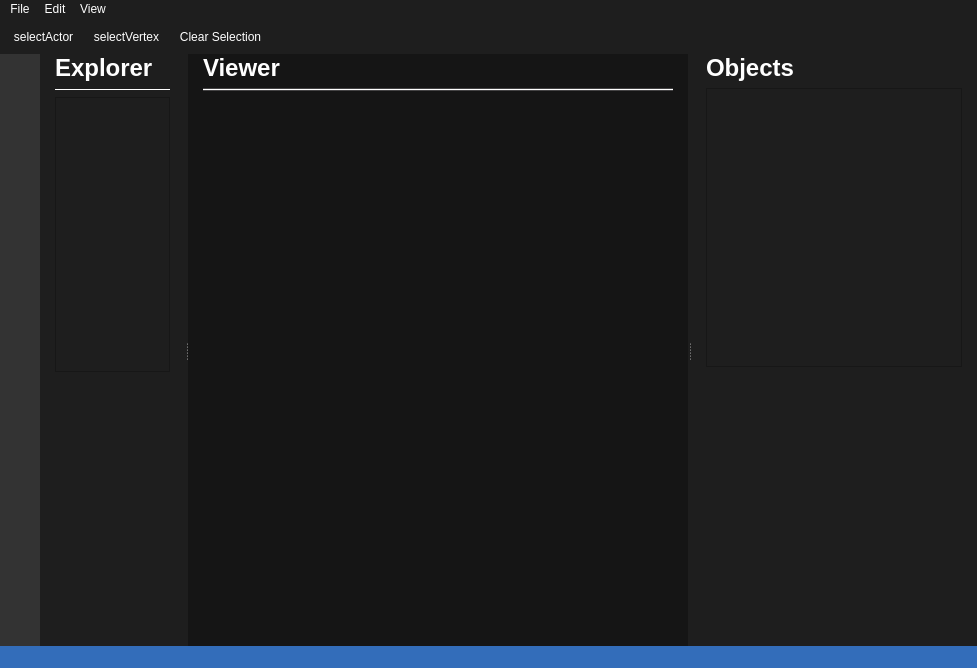
Qt form viewer_gui.ui (danieljiang520/UMTRI_3DGUI) before a commit.
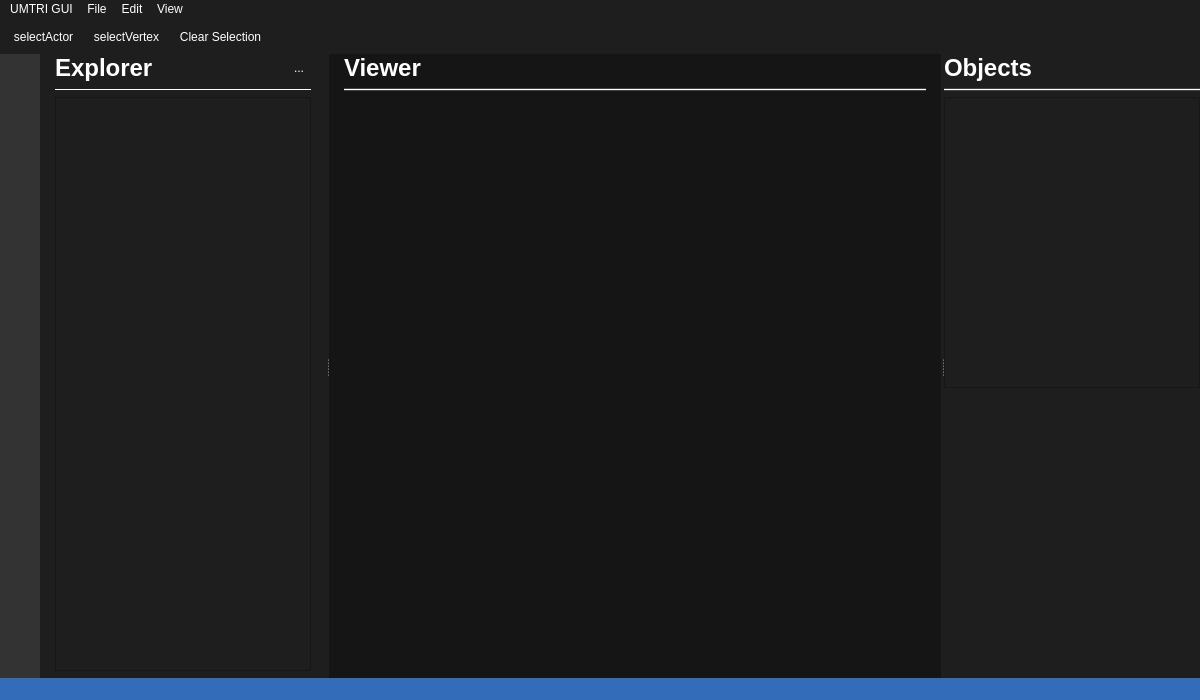
The same form after that commit. Icons and pictures are not drawn.

Commit message: not finished

```diff
--- a/viewer_gui.ui
+++ b/viewer_gui.ui
@@ -6,8 +6,8 @@
    <rect>
     <x>0</x>
     <y>0</y>
-    <width>977</width>
-    <height>668</height>
+    <width>1200</width>
+    <height>700</height>
    </rect>
   </property>
   <property name="font">
@@ -227,6 +227,12 @@
        <bool>true</bool>
       </property>
       <widget class="QWidget" name="panel_left" native="true">
+       <property name="sizePolicy">
+        <sizepolicy hsizetype="Expanding" vsizetype="Preferred">
+         <horstretch>0</horstretch>
+         <verstretch>0</verstretch>
+        </sizepolicy>
+       </property>
        <layout class="QVBoxLayout" name="layout_left">
         <property name="leftMargin">
          <number>15</number>
@@ -235,22 +241,48 @@
          <number>15</number>
         </property>
         <item>
-         <widget class="QLabel" name="label">
-          <property name="font">
-           <font>
-            <family>Arial</family>
-            <pointsize>18</pointsize>
-            <weight>75</weight>
-            <bold>true</bold>
-           </font>
-          </property>
-          <property name="text">
-           <string>Explorer</string>
-          </property>
-         </widget>
+         <layout class="QHBoxLayout" name="horizontalLayout_2">
+          <item>
+           <widget class="QLabel" name="label_explorer">
+            <property name="sizePolicy">
+             <sizepolicy hsizetype="Expanding" vsizetype="Preferred">
+              <horstretch>0</horstretch>
+              <verstretch>0</verstretch>
+             </sizepolicy>
+            </property>
+            <property name="font">
+             <font>
+              <family>Arial</family>
+              <pointsize>18</pointsize>
+              <weight>75</weight>
+              <bold>true</bold>
+             </font>
+            </property>
+            <property name="text">
+             <string>Explorer</string>
+            </property>
+           </widget>
+          </item>
+          <item>
+           <widget class="QToolButton" name="toolButton_explorer">
+            <property name="text">
+             <string>...</string>
+            </property>
+            <property name="autoRaise">
+             <bool>true</bool>
+            </property>
+           </widget>
+          </item>
+         </layout>
         </item>
         <item>
-         <widget class="Line" name="line_topLeft">
+         <widget class="Line" name="line_panelLeft">
+          <property name="sizePolicy">
+           <sizepolicy hsizetype="Expanding" vsizetype="Fixed">
+            <horstretch>0</horstretch>
+            <verstretch>0</verstretch>
+           </sizepolicy>
+          </property>
           <property name="frameShadow">
            <enum>QFrame::Plain</enum>
           </property>
@@ -280,17 +312,17 @@
           <property name="sizeType">
            <enum>QSizePolicy::Expanding</enum>
           </property>
-          <property name="sizeHint" stdset="0">
-           <size>
-            <width>20</width>
-            <height>34</height>
-           </size>
-          </property>
          </spacer>
         </item>
        </layout>
       </widget>
       <widget class="QWidget" name="panel_mid" native="true">
+       <property name="sizePolicy">
+        <sizepolicy hsizetype="Expanding" vsizetype="Preferred">
+         <horstretch>1</horstretch>
+         <verstretch>0</verstretch>
+        </sizepolicy>
+       </property>
        <property name="minimumSize">
         <size>
          <width>500</width>
@@ -309,6 +341,12 @@
         </property>
         <item>
          <widget class="QLabel" name="label_viewer">
+          <property name="sizePolicy">
+           <sizepolicy hsizetype="Expanding" vsizetype="Preferred">
+            <horstretch>0</horstretch>
+            <verstretch>0</verstretch>
+           </sizepolicy>
+          </property>
           <property name="font">
            <font>
             <family>Arial</family>
@@ -336,6 +374,12 @@
         </item>
         <item>
          <widget class="Line" name="line_bottomLeft">
+          <property name="sizePolicy">
+           <sizepolicy hsizetype="Expanding" vsizetype="Fixed">
+            <horstretch>0</horstretch>
+            <verstretch>0</verstretch>
+           </sizepolicy>
+          </property>
           <property name="styleSheet">
            <string notr="true">background-color: rgb(68, 67, 68);</string>
           </property>
@@ -352,6 +396,12 @@
         </item>
         <item>
          <widget class="QSplitter" name="splitter_viewer">
+          <property name="sizePolicy">
+           <sizepolicy hsizetype="Expanding" vsizetype="Expanding">
+            <horstretch>0</horstretch>
+            <verstretch>0</verstretch>
+           </sizepolicy>
+          </property>
           <property name="styleSheet">
            <string notr="true">QSplitterHandle:hover {
 
@@ -371,18 +421,12 @@
       </widget>
       <widget class="QWidget" name="panel_right" native="true">
        <property name="sizePolicy">
-        <sizepolicy hsizetype="Fixed" vsizetype="Preferred">
+        <sizepolicy hsizetype="Expanding" vsizetype="Preferred">
          <horstretch>0</horstretch>
          <verstretch>0</verstretch>
         </sizepolicy>
        </property>
        <layout class="QVBoxLayout" name="verticalLayout">
-        <property name="leftMargin">
-         <number>15</number>
-        </property>
-        <property name="rightMargin">
-         <number>15</number>
-        </property>
         <item>
          <widget class="QLabel" name="label_activityMonitor">
           <property name="sizePolicy">
@@ -407,6 +451,28 @@
           </property>
          </widget>
         </item>
+        <item>
+         <widget class="Line" name="line_bottomLeft_2">
+          <property name="sizePolicy">
+           <sizepolicy hsizetype="Expanding" vsizetype="Fixed">
+            <horstretch>0</horstretch>
+            <verstretch>0</verstretch>
+           </sizepolicy>
+          </property>
+          <property name="styleSheet">
+           <string notr="true">background-color: rgb(68, 67, 68);</string>
+          </property>
+          <property name="frameShadow">
+           <enum>QFrame::Plain</enum>
+          </property>
+          <property name="lineWidth">
+           <number>1</number>
+          </property>
+          <property name="orientation">
+           <enum>Qt::Horizontal</enum>
+          </property>
+         </widget>
+        </item>
         <item>
          <widget class="QTreeView" name="treeView_projects">
           <property name="dragEnabled">
@@ -490,7 +556,7 @@
     <rect>
      <x>0</x>
      <y>0</y>
-     <width>977</width>
+     <width>1200</width>
      <height>21</height>
     </rect>
    </property>
@@ -522,6 +588,14 @@
     </property>
     <addaction name="actionExplorer"/>
    </widget>
+   <widget class="QMenu" name="menuUMTRI_GUI">
+    <property name="title">
+     <string>UMTRI GUI</string>
+    </property>
+    <addaction name="actionAbout"/>
+    <addaction name="actionPreferences"/>
+   </widget>
+   <addaction name="menuUMTRI_GUI"/>
    <addaction name="menuFile"/>
    <addaction name="menuEdit"/>
    <addaction name="menuView"/>
```
Left out of the diff: 23 changed lines with no effect on the pictures. The commit also changes 1 other file.
